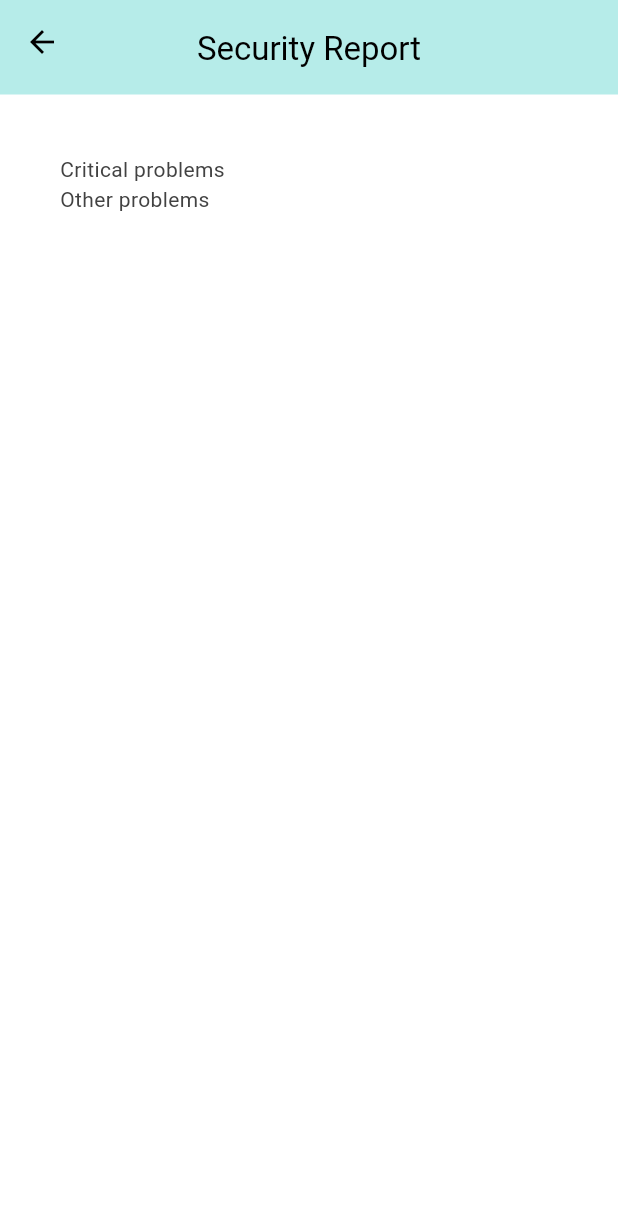
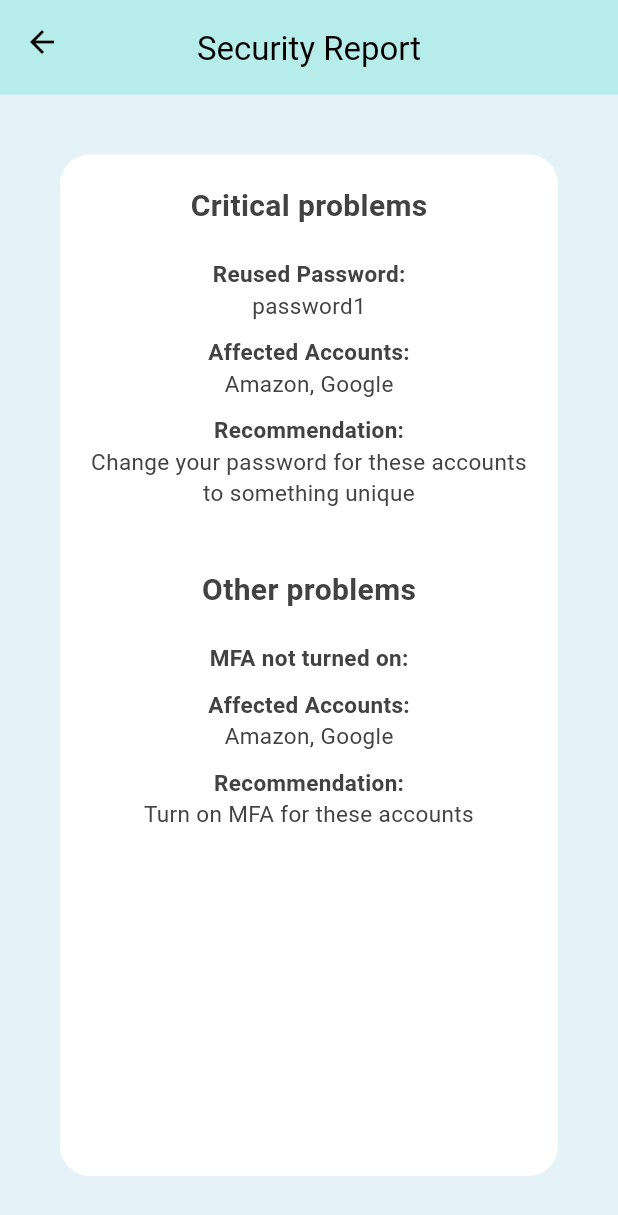
Before and after one commit to RuthBlackman/Account-Manager, a Flutter app: the Routing screen opened by its route, after a tap on "Start Scan", on a phone screen of 412 x 824 dp. Shown: the top 1215 px of the screen. Run offline on Flutter 3.47's test engine with Material 3 defaults, Android fonts, the phone set to English and light mode, and no system bars; our stand-ins replace dot_navigation_bar.

Commit message:
added security report + background for home page

```diff
--- a/lib/pages/home_page.dart
+++ b/lib/pages/home_page.dart
@@ -48,7 +48,10 @@ class _HomePageState extends State<HomePage> {
 
   @override
   Widget build(BuildContext context) {
-    return Column(
+    return Container(
+      color: blueBackground,
+      width: MediaQuery.of(context).size.width,
+      child: Column(
           children: [
             Padding(
               padding: const EdgeInsets.only(top: 20.0),
@@ -125,6 +128,7 @@ class _HomePageState extends State<HomePage> {
               ),
             ),
           ],
+      ),
     );
   }
 }
--- a/lib/pages/routing.dart
+++ b/lib/pages/routing.dart
@@ -1,3 +1,4 @@
+import 'package:account_manger/colours.dart';
 import 'package:account_manger/components/my_appbar.dart';
 import 'package:account_manger/components/my_navbar.dart';
 import 'package:account_manger/pages/home_page.dart';
@@ -48,7 +49,9 @@ class _RoutingState extends State<Routing> {
       body: Center(
         child: getPage(_currentIndex),
       ),
-      bottomNavigationBar: MyNavBar(
+      bottomNavigationBar:  Container(
+        color: blueBackground,
+        child: MyNavBar(
           currentIndex: _currentIndex,
           onTap: (int index) {
             setState(() {
@@ -56,6 +59,7 @@ class _RoutingState extends State<Routing> {
             });
           },
         ),
+      ),
     );
   }
 }
--- a/lib/pages/security_report_page.dart
+++ b/lib/pages/security_report_page.dart
@@ -3,9 +3,13 @@
   todo: need to split up problems into critical and other
  */
 
+import 'package:account_manger/colours.dart';
 import 'package:account_manger/components/my_appbar.dart';
 import 'package:account_manger/components/my_container.dart';
 import 'package:flutter/material.dart';
+
+// todo: calculate report and then display issues
+// need to work out how to process data into different problems and groups of problems (critical, other)
 
 class SecurityReport extends StatelessWidget {
   const SecurityReport({super.key});
@@ -13,19 +17,137 @@ class SecurityReport extends StatelessWidget {
   @override
   Widget build(BuildContext context) {
     return Scaffold(
+      backgroundColor: blueBackground,
       appBar: MyAppBar(title: "Security Report",),
       body: MyContainer(
-        height: 500,
+        height: MediaQuery.of(context).size.height,
         isStarsContainer: false,
         children: [
           WidgetWithCustomWidth(
-              widget: Text(
-                "Critical problems"
+              widget: const Padding(
+                padding: EdgeInsets.all(20.0),
+                child: Center(
+                  child: Text(
+                    "Critical problems",
+                    style: TextStyle(
+                        fontWeight: FontWeight.bold,
+                        fontSize: 20
+                    ),
+                  ),
+                ),
               )),
           WidgetWithCustomWidth(
-              widget: Text(
-                "Other problems"
-              ))
+              widget: const Padding(
+                padding: EdgeInsets.only(left: 20.0, right: 20.0, bottom: 20.0),
+                child: Center(
+                  child: Column(
+                    children: [
+                      Text(
+                        "Reused Password:",
+                        style: TextStyle(
+                            fontWeight: FontWeight.bold,
+                            fontSize: 15
+                        ),
+                      ),
+                      Text(
+                        "password1",
+                        style: TextStyle(
+                          fontSize: 15
+                        ),
+                      ),
+                      SizedBox(height: 10,),
+                      Text(
+                        "Affected Accounts:",
+                        style: TextStyle(
+                            fontWeight: FontWeight.bold,
+                            fontSize: 15
+                        ),
+                      ),
+                      Text(
+                        "Amazon, Google",
+                        style: TextStyle(
+                            fontSize: 15
+                        ),
+                      ),
+                      SizedBox(height: 10,),
+                      Text(
+                        "Recommendation:",
+                        style: TextStyle(
+                            fontWeight: FontWeight.bold,
+                            fontSize: 15
+                        ),
+                      ),
+                      Text(
+                        "Change your password for these accounts to something unique",
+                        textAlign: TextAlign.center,
+                        style: TextStyle(
+                            fontSize: 15,
+                        ),
+                      ),
+                    ],
+                  ),
+                ),
+              )),
+          WidgetWithCustomWidth(
+              widget: const Padding(
+                padding: EdgeInsets.all(20.0),
+                child: Center(
+                  child: Text(
+                    "Other problems",
+                    style: TextStyle(
+                        fontWeight: FontWeight.bold,
+                        fontSize: 20
+                    ),
+                  ),
+                ),
+              )
+          ),
+          WidgetWithCustomWidth(
+              widget: const Padding(
+                padding: EdgeInsets.only(left: 20.0, right: 20.0, bottom: 20.0),
+                child: Center(
+                  child: Column(
+                    children: [
+                      Text(
+                        "MFA not turned on:",
+                        style: TextStyle(
+                            fontWeight: FontWeight.bold,
+                            fontSize: 15
+                        ),
+                      ),
+                      SizedBox(height: 10,),
+                      Text(
+                        "Affected Accounts:",
+                        style: TextStyle(
+                            fontWeight: FontWeight.bold,
+                            fontSize: 15
+                        ),
+                      ),
+                      Text(
+                        "Amazon, Google",
+                        style: TextStyle(
+                            fontSize: 15
+                        ),
+                      ),
+                      SizedBox(height: 10,),
+                      Text(
+                        "Recommendation:",
+                        style: TextStyle(
+                            fontWeight: FontWeight.bold,
+                            fontSize: 15
+                        ),
+                      ),
+                      Text(
+                        "Turn on MFA for these accounts",
+                        textAlign: TextAlign.center,
+                        style: TextStyle(
+                          fontSize: 15,
+                        ),
+                      ),
+                    ],
+                  ),
+                ),
+              )),
 
         ],
       ),
```
Lines whose indentation alone changed are shown as unchanged.
